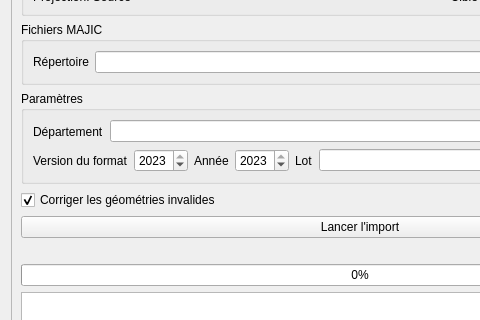
Qt form cadastre/forms/cadastre_import_form.ui (3liz/QgisCadastrePlugin) before a commit; both pictures show x 0 to 480 and y 253 to 573 of the 720 by 694 pixel window.
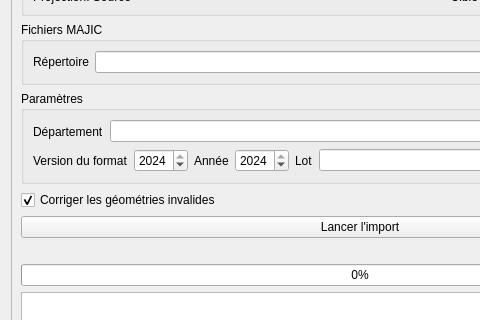
The same form after that commit. Custom widgets are drawn as their Qt base class.

Commit message: support du millésime 2024 dans le formulaire d'import (#450)

```diff
--- a/cadastre/forms/cadastre_import_form.ui
+++ b/cadastre/forms/cadastre_import_form.ui
@@ -346,10 +346,10 @@
                <number>2012</number>
               </property>
               <property name="maximum">
-               <number>2023</number>
+               <number>2024</number>
               </property>
               <property name="value">
-               <number>2023</number>
+               <number>2024</number>
               </property>
              </widget>
             </item>
@@ -369,10 +369,10 @@
                <number>2012</number>
               </property>
               <property name="maximum">
-               <number>2023</number>
+               <number>2024</number>
               </property>
               <property name="value">
-               <number>2023</number>
+               <number>2024</number>
               </property>
              </widget>
             </item>
```
